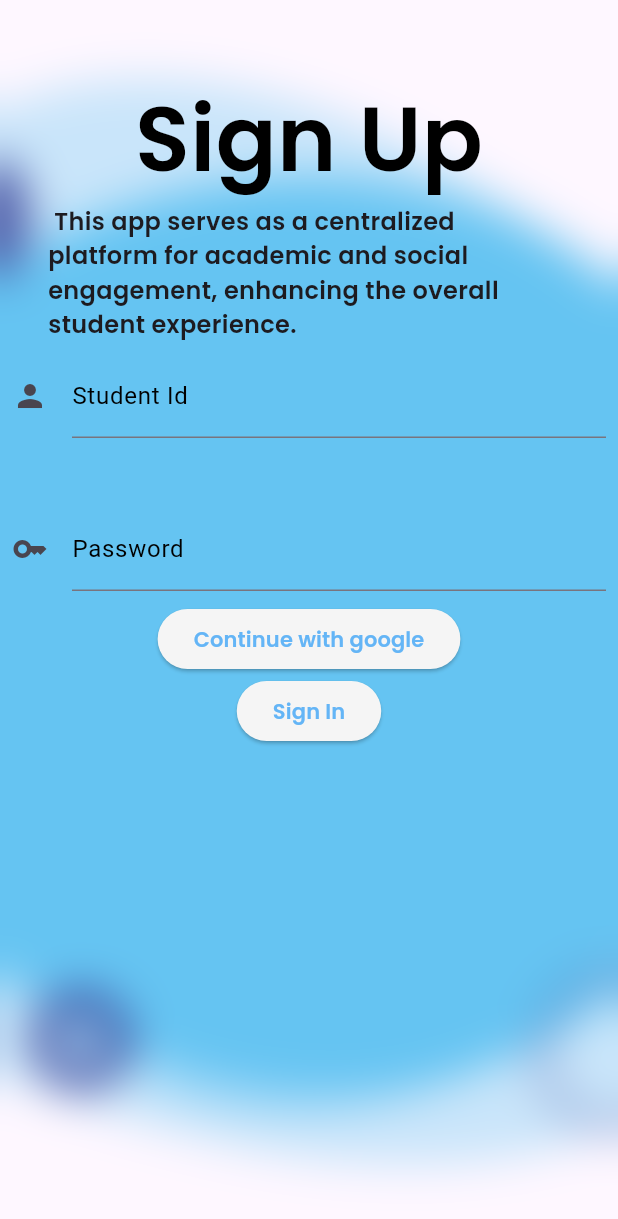
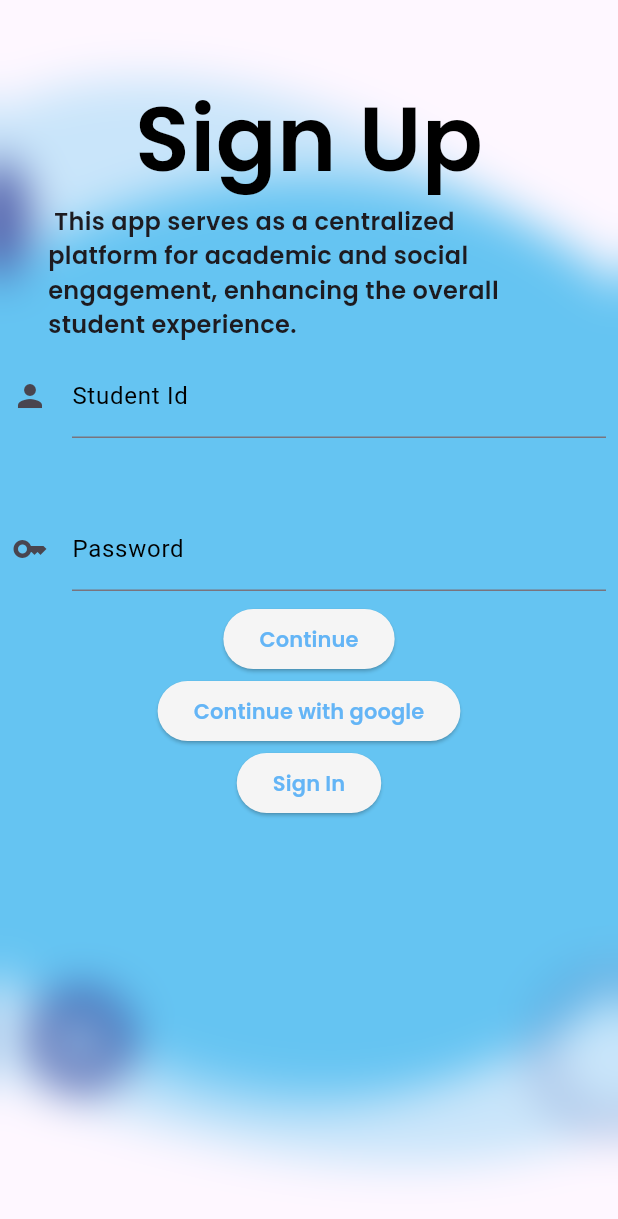
Before and after one commit to MAX5271/Quasar-404-found, a Flutter app: the screen it shows after launch, after a tap on "➞ Get Started", on a phone screen of 412 x 824 dp. Shown: the top 1219 px of the screen. Run offline on Flutter 3.47's test engine with Material 3 defaults, Android fonts, the phone set to English and light mode, and no system bars; drawn by our look-alikes of lottie.

Commit message:
Update signin.dart

```diff
--- a/lib/auth/signin.dart
+++ b/lib/auth/signin.dart
@@ -14,6 +14,7 @@ class SignIn extends StatefulWidget {
 }
 
 class _SignInState extends State<SignIn> {
+  String pass,id;
   TextEditingController signin = TextEditingController();
   TextEditingController passwordController = TextEditingController();
   @override
@@ -85,6 +86,28 @@ class _SignInState extends State<SignIn> {
                       hintText: "Password",
                       controller: passwordController),
                 ),
+                    ElevatedButton(
+                  style: ButtonStyle(
+                    backgroundColor: MaterialStatePropertyAll(
+                      Colors.grey[100],
+                    ),
+                    foregroundColor: MaterialStatePropertyAll(
+                      Colors.blue[300],
+                    ),
+                  ),
+                  onPressed: () {
+                    id=singin;
+                    pass=passwordController;
+
+                  },
+                  child: Text(
+                    "Continue",
+                    style: TextStyle(
+                        fontFamily: 'poppins',
+                        fontSize: 14,
+                        fontWeight: FontWeight.w100),
+                  ),
+                ),
                 ElevatedButton(
                   style: ButtonStyle(
                     backgroundColor: MaterialStatePropertyAll(
```
